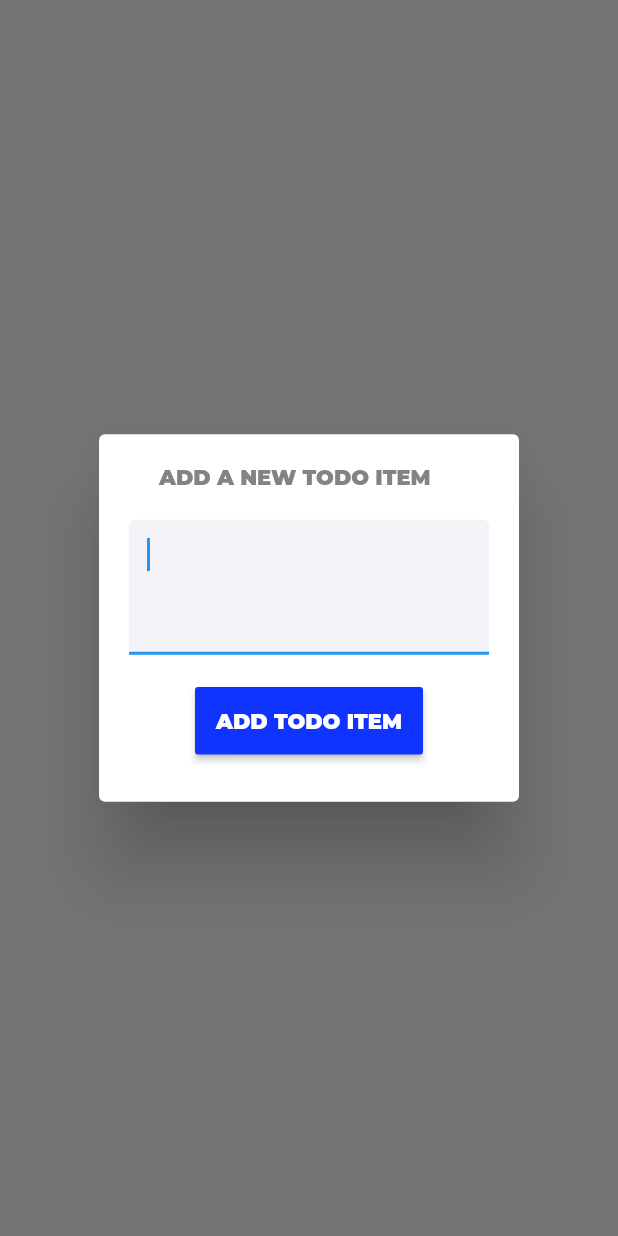
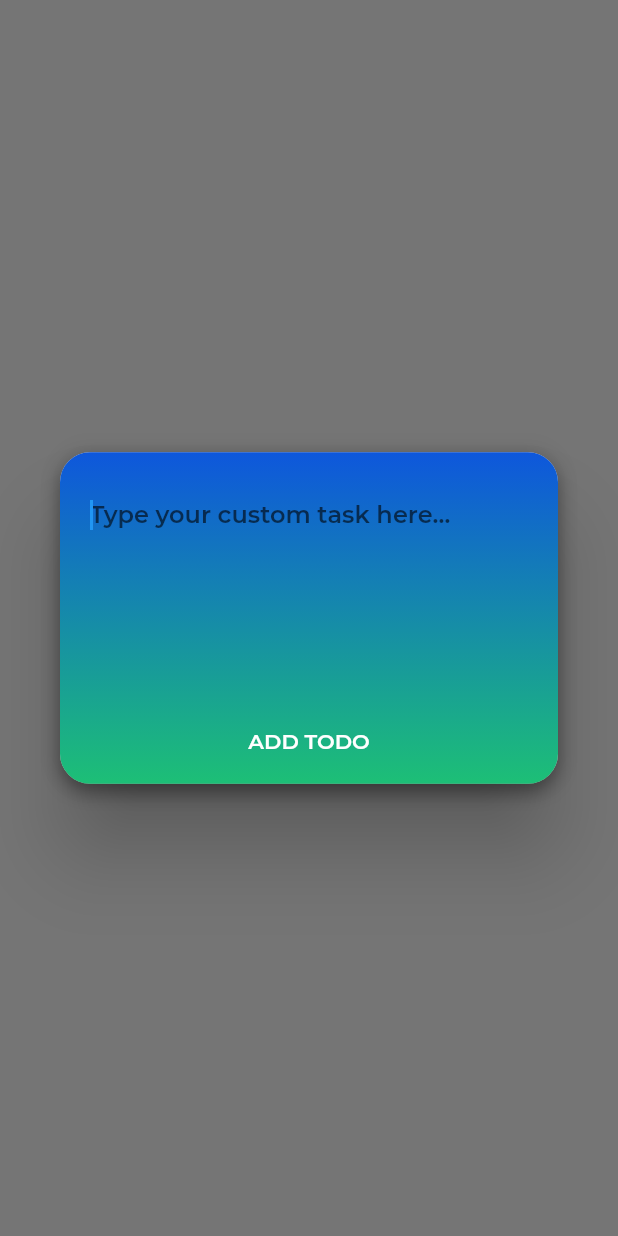
Before and after one commit to datawaslost/newto_flutter, a Flutter app: what addItem() shows on an empty page, opened directly, on a phone screen of 412 x 824 dp. Run offline on Flutter 3.47's test engine with Material 2 defaults, Android fonts, the phone set to English and light mode, and no system bars; our stand-ins replace connectivity, flutter_slidable, location, shared_preferences; missing offline and left inert: flutter_webview_plugin, validate; accounts and stored records are empty; project files that could hold a hidden picture were left out.

Commit message:
Add Todo dialog and map placeholder

```diff
--- a/lib/main.dart
+++ b/lib/main.dart
@@ -811,30 +811,36 @@ dynamic addItem(context) {
 
 	showDialog(
 		context: context,
-		child: new AlertDialog(
-			contentPadding: const EdgeInsets.fromLTRB(20.0, 20.0, 20.0, 30.0),
-			content: new SingleChildScrollView(
-				scrollDirection: Axis.vertical,
-				child: new Column(
+		child: Dialog(
+			shape: RoundedRectangleBorder(
+            	borderRadius: BorderRadius.all(Radius.circular(20.0))
+            ),
+            child: Container(
+				decoration: BoxDecoration(
+					gradient: LinearGradient(
+						begin: FractionalOffset.topCenter,
+						end: FractionalOffset.bottomCenter,
+						colors: [
+							Color(0xFF0E57DC),
+							Color(0xFF1DBF76),
+						],
+					),
+	                borderRadius: new BorderRadius.circular(20.0),
+	                boxShadow: [BoxShadow(
+						color: const Color(0x66000000),
+						blurRadius: 10.0,
+						offset: Offset(0.0, 5.0),
+					),]
+				),
+
+				child: Column(
 					mainAxisSize: MainAxisSize.min,
 					children: [
-						new Container(
-							padding: new EdgeInsets.fromLTRB(20.0, 0.0, 0.0, 0.0),
-							alignment: Alignment.topLeft,
-							child: new Text(
-								'Add a new Todo Item'.toUpperCase(),
-								style: new TextStyle(
-									color: const Color(0xFF838383),
-									fontWeight: FontWeight.w800,
-									fontSize: 14.0,
-								),
-							),
-						),
-						new Form(
+						Form(
 							key: _todoFormKey,
-							child: new Container(
-								padding: new EdgeInsets.fromLTRB(0.0, 20.0, 0.0, 20.0),
-								child: new TextFormField(
+							child: Container(
+								padding: new EdgeInsets.fromLTRB(20.0, 20.0, 20.0, 20.0),
+								child: TextFormField(
 									autofocus: true,
 						        	controller: _todoController,
 						        	validator: (value) {
@@ -842,24 +848,23 @@ dynamic addItem(context) {
 										return null;
 									},
 									style: new TextStyle(
-										color: const Color(0xFF000000),
-										fontWeight: FontWeight.w800,
-										fontSize: 18.0,
+										color: const Color(0xFFFFFFFF),
+										fontWeight: FontWeight.w600,
+										fontSize: 16.0,
 									),
 									decoration: new InputDecoration(
-						            	fillColor: const Color(0x66E0E1EA),
-										filled: true,
-									),
-									maxLines: 3,
-						        ),
-							),
-						),
-
-						new RaisedButton(
-							onPressed: () {
+										border: InputBorder.none,
+										hintText: 'Type your custom task here…'
+									),
+									maxLines: 5,
+						        ),
+							),
+						),
+
+						GestureDetector(
+							onTap: () {
 								if (_todoFormKey.currentState.validate()) {
 									setThis("addtodo", { "name": _todoController.text }, (data){
-										// setState(() {
 										Map newTodoData = {
 											"name": _todoController.text,
 											"id" : data["id"],
@@ -870,20 +875,20 @@ dynamic addItem(context) {
 											"order": 1,
 										};
 										userData[0]["todo"].add(newTodoData);
-										// });
 										Navigator.pop(context,true);
 									}, (data) { print("failure!"); },
 									returndata: true,
 									);
 								}
 							},
-							padding: new EdgeInsets.all(14.0),
-							color: const Color(0xFF1033FF),
-							textColor: const Color(0xFFFFFFFF),
-							child: new Text(
-								'Add Todo Item'.toUpperCase(),
+							child: Padding(
+								padding: EdgeInsets.fromLTRB(20.0, 20.0, 20.0, 20.0),
+								child: Text(
+									'Add Todo'.toUpperCase(),
 									style: new TextStyle(
-									fontWeight: FontWeight.w800,
+										fontWeight: FontWeight.w600,
+										color: Colors.white
+									),
 								),
 							),
 						),
@@ -3138,9 +3143,17 @@ class _PlaceState extends State<Place> {
 												mainAxisAlignment: MainAxisAlignment.spaceEvenly,
 												children: <Widget>[
 													Center(
-														child: SizedBox(
+														child: Container(
 															width: 300.0,
 															height: 200.0,
+
+															decoration: new BoxDecoration(
+																image: new DecorationImage(
+																	image: imgDefault("fakemap.png", "misssaigon.jpg"),
+																	fit: BoxFit.cover,
+																),
+															),
+
 															/*
 															child: GoogleMap(
 																onMapCreated: _onMapCreated,
--- a/pubspec.yaml
+++ b/pubspec.yaml
@@ -55,6 +55,7 @@ flutter:
     - images/icon_compass_selected.png
     - images/icon_bookmark_selected.png
     - images/misssaigon.jpg
+    - images/fakemap.png
 
   # An image asset can refer to one or more resolution-specific "variants", see
   # https://flutter.io/assets-and-images/#resolution-aware.
```
Also changed, not shown: images/fakemap.png (added). Lines whose indentation alone changed are shown as unchanged.
